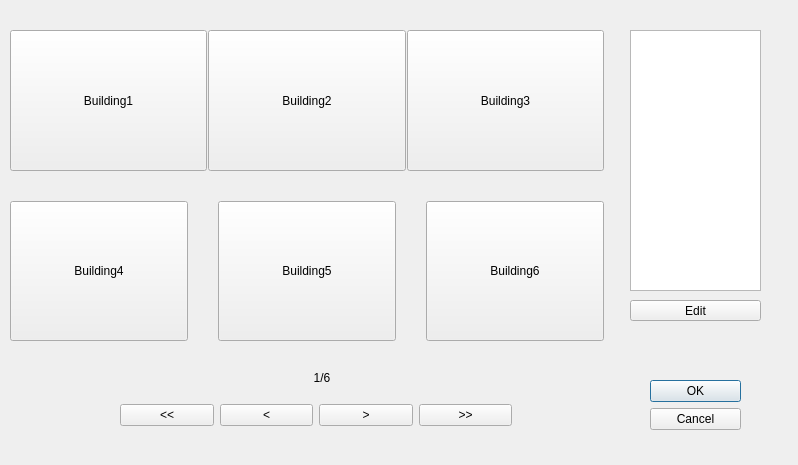
Before: the Qt Designer form BuildingDialog.ui in cbchoi/pohangsim, drawn with Qt 5.
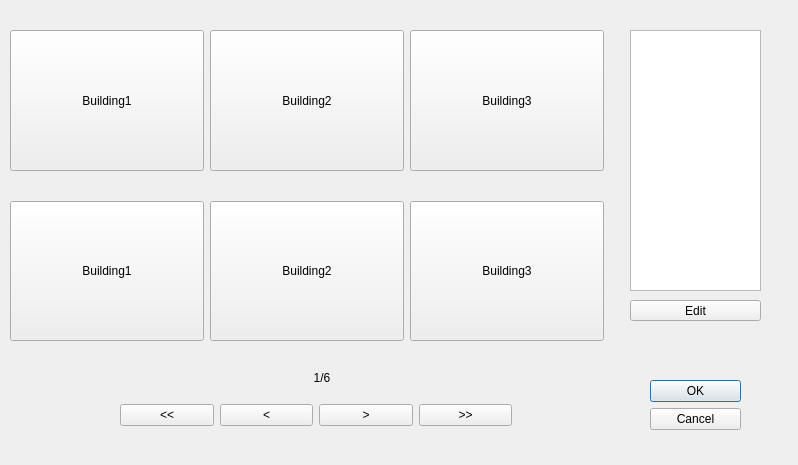
After: the same form once the commit is applied.

What changed in the file:
```diff
--- a/BuildingDialog.ui
+++ b/BuildingDialog.ui
@@ -98,10 +98,13 @@
     <property name="spacing">
      <number>30</number>
     </property>
+    <property name="sizeConstraint">
+     <enum>QLayout::SetMaximumSize</enum>
+    </property>
     <item>
-     <layout class="QHBoxLayout" name="horizontalLayout_2" stretch="0,0,0">
+     <layout class="QHBoxLayout" name="horizontalLayout_2">
       <property name="spacing">
-       <number>1</number>
+       <number>6</number>
       </property>
       <property name="sizeConstraint">
        <enum>QLayout::SetMaximumSize</enum>
@@ -111,7 +114,7 @@
         <property name="sizePolicy">
          <sizepolicy hsizetype="Minimum" vsizetype="MinimumExpanding">
           <horstretch>0</horstretch>
-          <verstretch>18</verstretch>
+          <verstretch>0</verstretch>
          </sizepolicy>
         </property>
         <property name="text">
@@ -124,7 +127,7 @@
         <property name="sizePolicy">
          <sizepolicy hsizetype="Minimum" vsizetype="MinimumExpanding">
           <horstretch>0</horstretch>
-          <verstretch>11</verstretch>
+          <verstretch>0</verstretch>
          </sizepolicy>
         </property>
         <property name="text">
@@ -137,7 +140,7 @@
         <property name="sizePolicy">
          <sizepolicy hsizetype="Minimum" vsizetype="MinimumExpanding">
           <horstretch>0</horstretch>
-          <verstretch>11</verstretch>
+          <verstretch>0</verstretch>
          </sizepolicy>
         </property>
         <property name="text">
@@ -149,6 +152,12 @@
     </item>
     <item>
      <layout class="QHBoxLayout" name="horizontalLayout_3">
+      <property name="spacing">
+       <number>6</number>
+      </property>
+      <property name="sizeConstraint">
+       <enum>QLayout::SetMaximumSize</enum>
+      </property>
       <item>
        <widget class="QPushButton" name="B4">
         <property name="sizePolicy">
@@ -158,7 +167,7 @@
          </sizepolicy>
         </property>
         <property name="text">
-         <string>Building4</string>
+         <string>Building1</string>
         </property>
        </widget>
       </item>
@@ -171,7 +180,7 @@
          </sizepolicy>
         </property>
         <property name="text">
-         <string>Building5</string>
+         <string>Building2</string>
         </property>
        </widget>
       </item>
@@ -184,10 +193,7 @@
          </sizepolicy>
         </property>
         <property name="text">
-         <string>Building6</string>
-        </property>
-        <property name="autoDefault">
-         <bool>true</bool>
+         <string>Building3</string>
         </property>
        </widget>
       </item>
```
Left out of the diff: 6 changed lines with no effect on the pictures.
